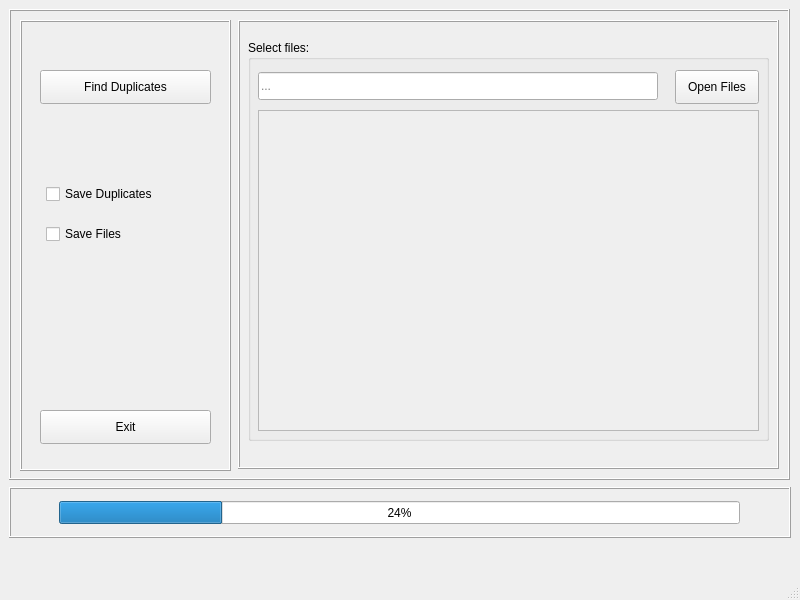
First picture: the form in MainWindow.ui, repository ohinibla/xl, before the edit.
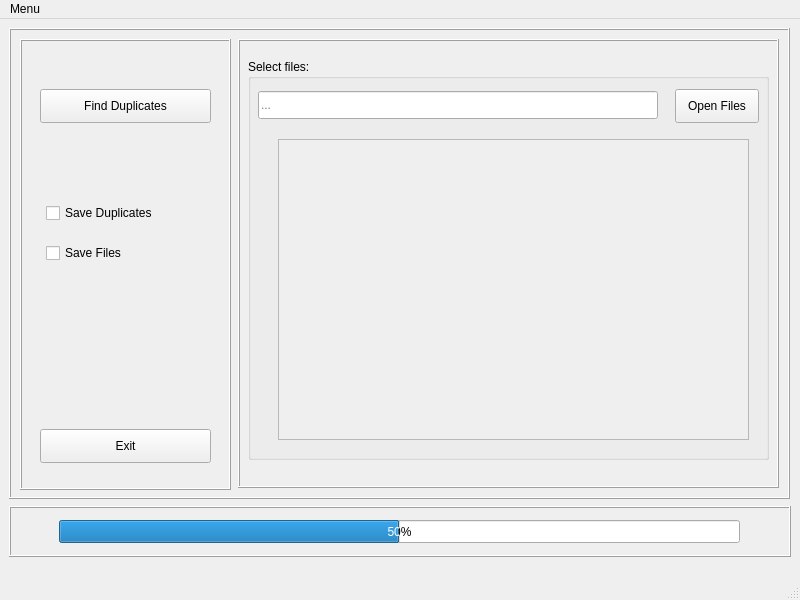
Second picture: the form after the edit.

The edit to the form file:
```diff
--- a/MainWindow.ui
+++ b/MainWindow.ui
@@ -118,7 +118,7 @@
       </property>
       <property name="minimumSize">
        <size>
-        <width>108</width>
+        <width>84</width>
         <height>0</height>
        </size>
       </property>
@@ -195,10 +195,10 @@
       <widget class="QScrollArea" name="scroll_file_list">
        <property name="geometry">
         <rect>
-         <x>10</x>
-         <y>70</y>
-         <width>501</width>
-         <height>321</height>
+         <x>30</x>
+         <y>80</y>
+         <width>471</width>
+         <height>301</height>
         </rect>
        </property>
        <property name="widgetResizable">
@@ -209,8 +209,8 @@
          <rect>
           <x>0</x>
           <y>0</y>
-          <width>495</width>
-          <height>315</height>
+          <width>469</width>
+          <height>299</height>
          </rect>
         </property>
        </widget>
@@ -243,7 +243,7 @@
       </rect>
      </property>
      <property name="value">
-      <number>24</number>
+      <number>50</number>
      </property>
     </widget>
    </widget>
@@ -254,9 +254,15 @@
      <x>0</x>
      <y>0</y>
      <width>800</width>
-     <height>30</height>
+     <height>18</height>
     </rect>
    </property>
+   <widget class="QMenu" name="menuMenu">
+    <property name="title">
+     <string>Menu</string>
+    </property>
+   </widget>
+   <addaction name="menuMenu"/>
   </widget>
   <widget class="QStatusBar" name="statusbar"/>
  </widget>
```
Left out of the diff: 2 changed lines with no effect on the pictures.
